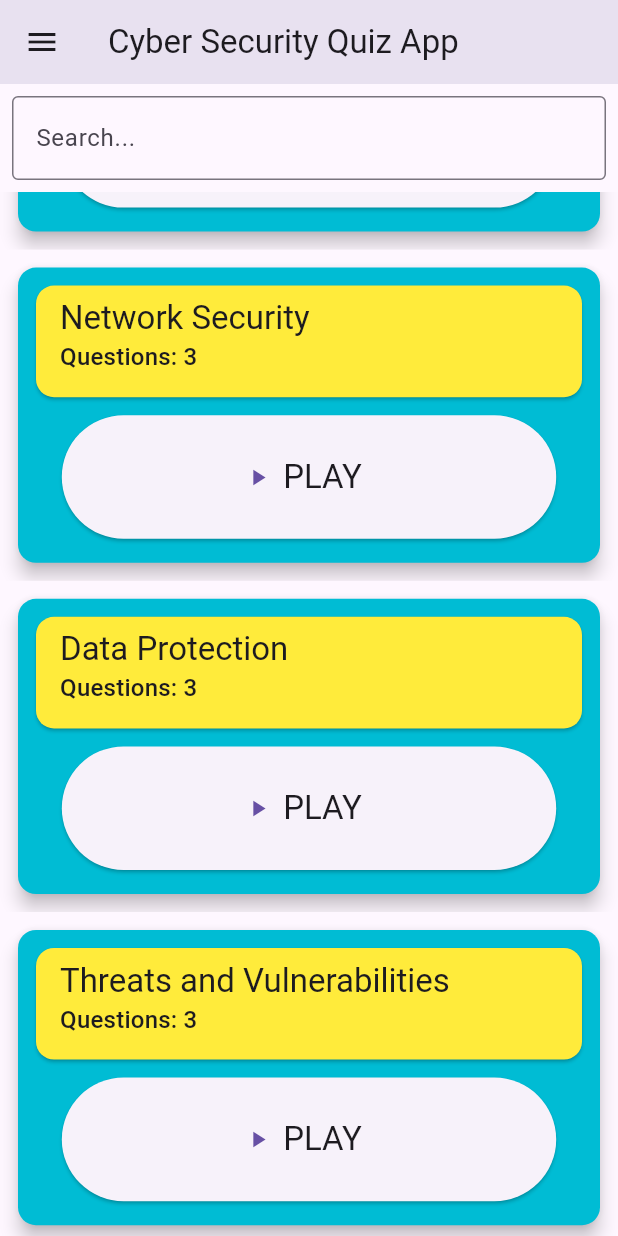
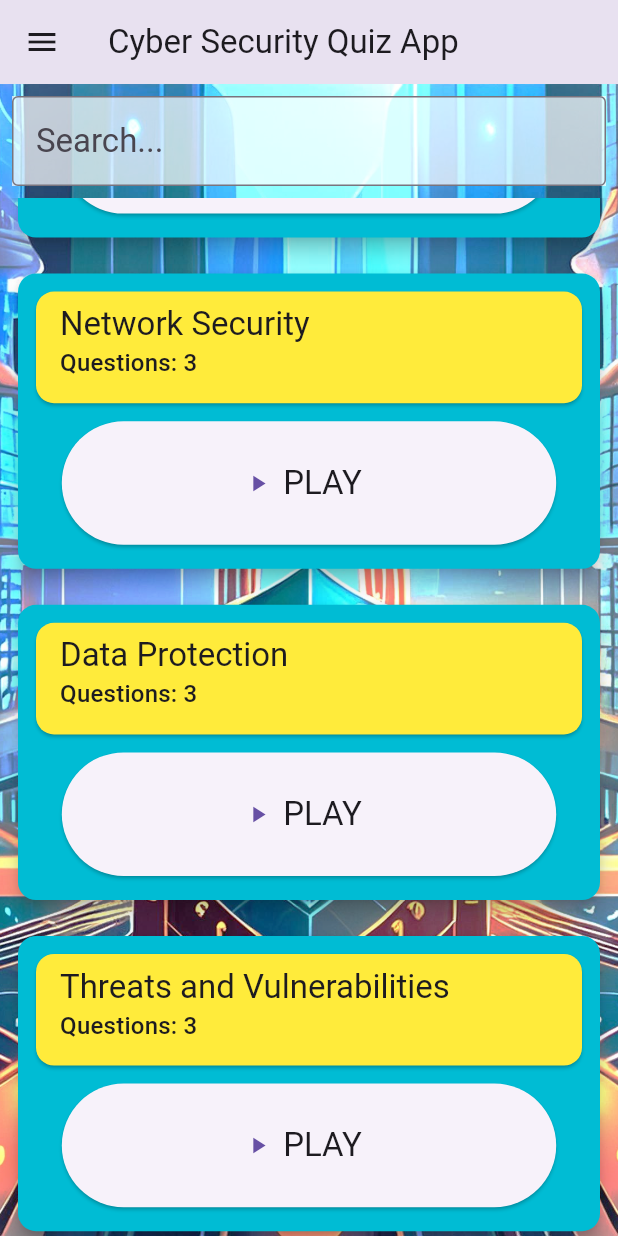
Before and after one commit to joonaskiuru/flutter_cybersecurity_quiz, a Flutter app: the screen it shows after launch, scrolled down 1728 dp, on a phone screen of 412 x 824 dp. Run offline on Flutter 3.47's test engine with Material 3 defaults, Android fonts, the phone set to English and light mode, and no system bars; our stand-ins replace bloc, bloc_concurrency, equatable, flutter_bloc, shared_preferences, stream_transform.

Commit message:
feat: added background image (light & dark)

```diff
--- a/cybersecurity_quiz_app/lib/presentation/widgets/quiz_list.dart
+++ b/cybersecurity_quiz_app/lib/presentation/widgets/quiz_list.dart
@@ -29,32 +29,62 @@ class _QuizList extends State<QuizList> {
 
   @override
   Widget build(BuildContext context) {
-    return Column(
+    final theme = Theme.of(context);
+    return Container(
+        decoration: BoxDecoration(
+          image: DecorationImage(
+            image: AssetImage(theme.brightness == Brightness.light
+                ? "assets/images/Background_light.jpg"
+                : "assets/images/Background_dark.jpg"),
+            fit: BoxFit.cover,
+          ),
+        ),
+        child: Center(
+            child: Column(
           mainAxisAlignment: MainAxisAlignment.start,
           crossAxisAlignment: CrossAxisAlignment.start,
           children: [
             Padding(
               padding: const EdgeInsets.all(8.0),
-          child: SizedBox(
+              child: Container(
+                color: theme.brightness == Brightness.light
+                    ? Colors.white70
+                    : Colors.black87,
                 width: MediaQuery.of(context).size.width,
                 child: TextField(
+                  style: theme.textTheme.titleLarge,
                   controller: _textcontroller,
-              decoration: const InputDecoration(
-                border: OutlineInputBorder(),
+                  decoration: InputDecoration(
+                    border: const OutlineInputBorder(
+                        borderSide: BorderSide(color: Colors.grey)),
+                    focusedBorder: OutlineInputBorder(
+                        borderSide: BorderSide(color: Colors.cyan.shade700)),
                     hintText: 'Search...',
                   ),
                 ),
               ),
             ),
             Expanded(
-          child: BlocBuilder<QuizBloc, QuizState>(builder: (context, state) {
+              child:
+                  BlocBuilder<QuizBloc, QuizState>(builder: (context, state) {
                 switch (state.status) {
                   case QuizStatus.failure:
                     return const Center(child: Text('failed to fetch posts'));
 
                   case QuizStatus.success:
                     if (state.quizzes.isEmpty) {
-                  return const Center(child: Text('No quizzes.'));
+                      return Center(
+                          child: Card(
+                              child: Padding(
+                        padding: EdgeInsets.all(8.0),
+                        child: Padding(
+                          padding: EdgeInsets.all(8.0),
+                          child: Text(
+                            'No Quizzes.',
+                            style: Theme.of(context).textTheme.titleLarge,
+                          ),
+                        ),
+                      )));
                     }
                     return ListView.builder(
                       itemBuilder: (BuildContext context, int index) {
@@ -71,7 +101,7 @@ class _QuizList extends State<QuizList> {
               }),
             ),
           ],
-    );
+        )));
   }
 
   @override
--- a/cybersecurity_quiz_app/lib/presentation/widgets/quiz_list_item.dart
+++ b/cybersecurity_quiz_app/lib/presentation/widgets/quiz_list_item.dart
@@ -15,6 +15,7 @@ class QuizListItem extends StatelessWidget {
     ThemeData theme = Theme.of(context);
     debugPrint(theme.toString());
     return Material(
+      color: Colors.white.withOpacity(0),
       child: Padding(
         padding: const EdgeInsets.all(8.0),
         child: Card(
--- a/cybersecurity_quiz_app/pubspec.yaml
+++ b/cybersecurity_quiz_app/pubspec.yaml
@@ -26,3 +26,4 @@ flutter:
   uses-material-design: true
   assets:
   - assets/database/quiz_data.json
+  - assets/images/
```
Also changed, not shown: cybersecurity_quiz_app/assets/images/Background_dark.jpg (added), cybersecurity_quiz_app/assets/images/Background_light.jpg (added). Lines whose indentation alone changed are shown as unchanged.
